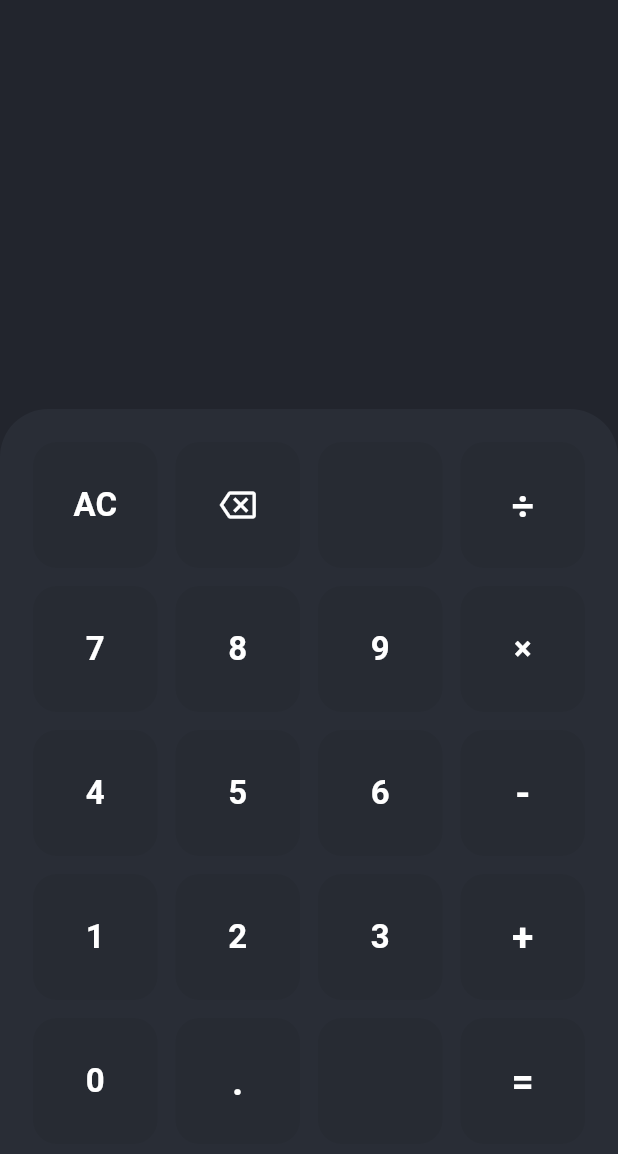
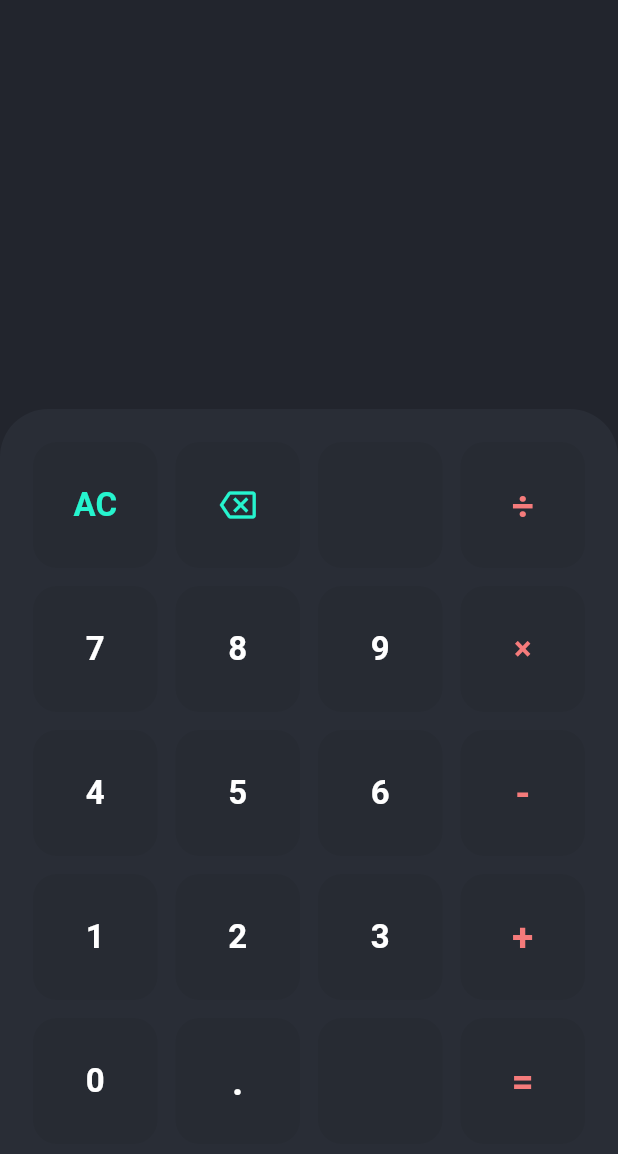
Before and after one commit to t-sakurai816/calculator_riverpod, a Flutter app: the screen it shows after launch, on a phone screen of 412 x 824 dp, the part 59-1213 px from its top. Run offline on Flutter 3.47's test engine with Material 2 defaults, Android fonts, the phone set to English and light mode, and no system bars.

Commit message:
ボタンの色を変更

```diff
--- a/lib/widget/button_widget.dart
+++ b/lib/widget/button_widget.dart
@@ -16,9 +16,10 @@ class ButtonWidget extends StatelessWidget {
 
   @override
   Widget build(BuildContext context) {
+    final color = getTextColor(text);
     final double fontSize = Utils.isOperator(text, hasEquals: true) ? 26 : 22;
     final style = TextStyle(
-      color: Colors.white,
+      color: color,
       fontSize: fontSize,
       fontWeight: FontWeight.bold,
     );
@@ -40,10 +41,28 @@ class ButtonWidget extends StatelessWidget {
           ),
           child: text == '<'
               //置換する
-              ? Icon(Icons.backspace_outlined, color: Colors.white)
+              ? Icon(Icons.backspace_outlined, color: color)
               : Text(text, style: style),
         ),
       ),
     );
   }
+
+  Color getTextColor(String buttonText) {
+    switch (buttonText) {
+      case "+":
+      case '-':
+      case '×':
+      case '÷':
+      case '=':
+        return MyColors.operators;
+
+      case 'AC':
+      case '<':
+        return MyColors.delete;
+
+      default:
+        return MyColors.numbers;
+    }
+  }
 }
```
